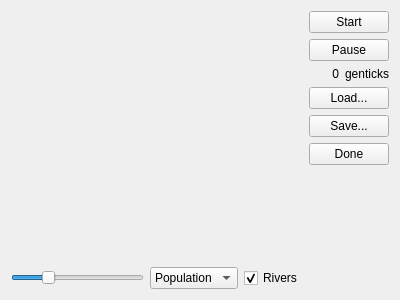
tps12/Tec-Nine, file history.ui: the form before one commit.
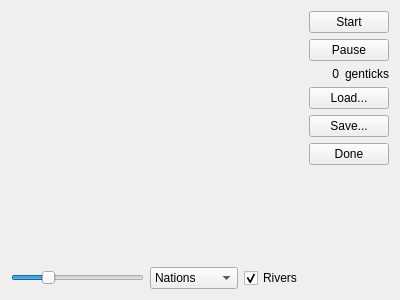
The form after the commit.

Commit message: Stub nation rendering

```diff
--- a/history.ui
+++ b/history.ui
@@ -70,6 +70,11 @@
          <property name="sizeAdjustPolicy">
           <enum>QComboBox::AdjustToContents</enum>
          </property>
+         <item>
+          <property name="text">
+           <string>Nations</string>
+          </property>
+         </item>
          <item>
           <property name="text">
            <string>Population</string>
```
The commit also changes 2 other files.
